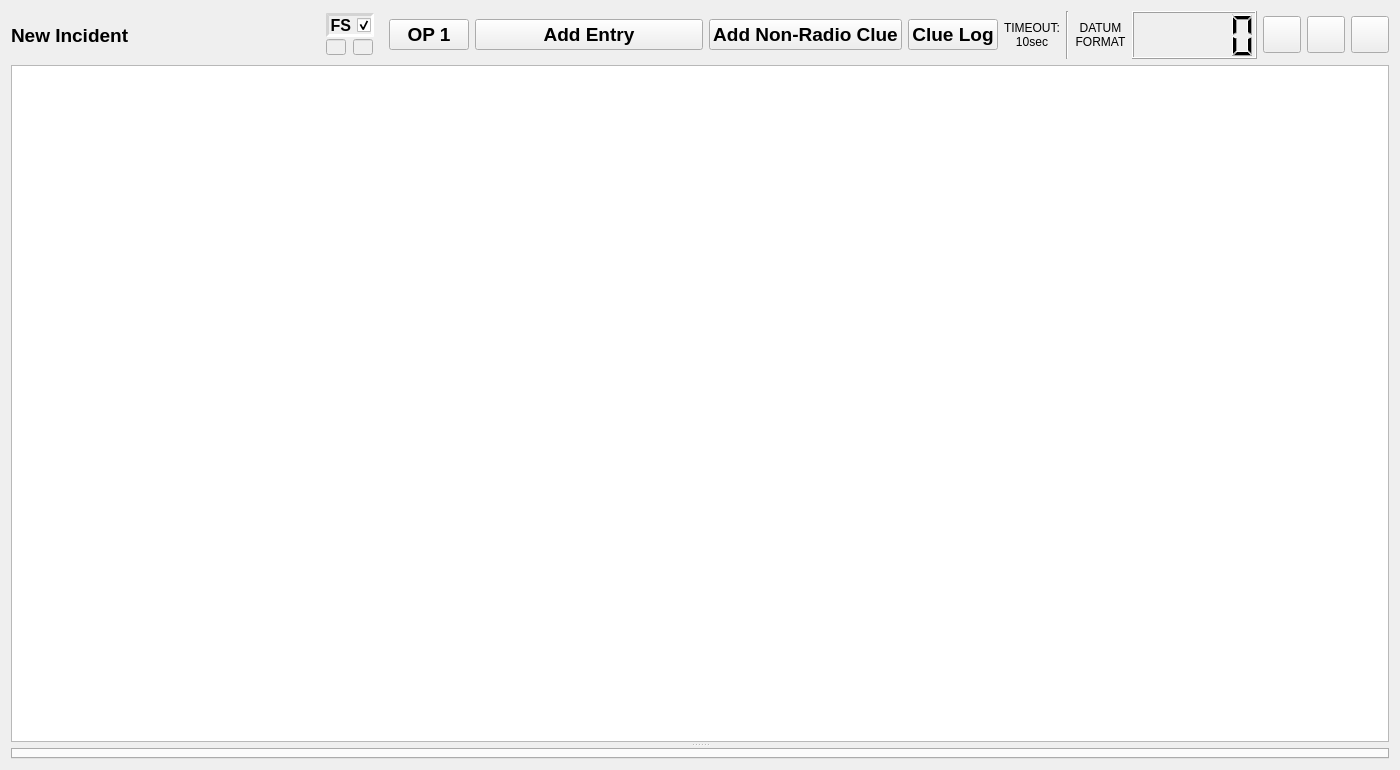
Before: the Qt Designer form radiolog.ui in ncssar/radiolog, drawn with Qt 5.
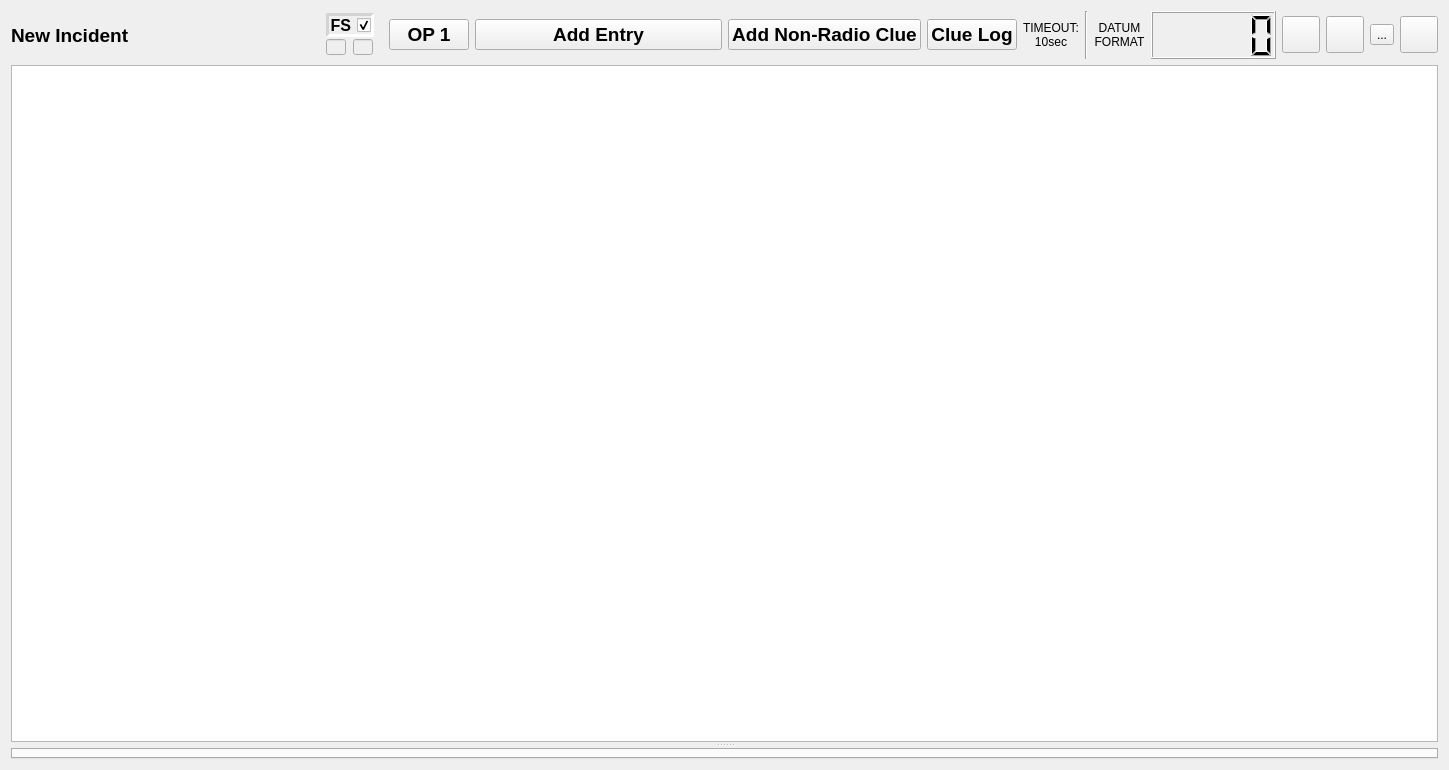
After: the same form once the commit is applied. Icons and pictures are not drawn.

Commit message: Fleetsync filter work so far

What changed in the file:
```diff
--- a/radiolog.ui
+++ b/radiolog.ui
@@ -6,7 +6,7 @@
    <rect>
     <x>0</x>
     <y>0</y>
-    <width>1400</width>
+    <width>1449</width>
     <height>770</height>
    </rect>
   </property>
@@ -15,7 +15,7 @@
   </property>
   <layout class="QGridLayout" name="gridLayout_2">
    <item row="0" column="0">
-    <layout class="QHBoxLayout" name="horizontalLayout">
+    <layout class="QHBoxLayout" name="horizontalLayout" stretch="0,0,0,0,0,0,0,0,0,0,0,0,0,0">
      <item>
       <widget class="QLabel" name="incidentNameLabel">
        <property name="sizePolicy">
@@ -370,6 +370,23 @@
        </property>
       </widget>
      </item>
+     <item>
+      <widget class="QToolButton" name="fsFilterButton">
+       <property name="text">
+        <string>...</string>
+       </property>
+       <property name="icon">
+        <iconset resource="radiolog_ui.qrc">
+         <normaloff>:/radiolog_ui/empty_filter.png</normaloff>:/radiolog_ui/empty_filter.png</iconset>
+       </property>
+       <property name="iconSize">
+        <size>
+         <width>30</width>
+         <height>30</height>
+        </size>
+       </property>
+      </widget>
+     </item>
      <item>
       <widget class="QToolButton" name="printButton">
        <property name="sizePolicy">
```
The commit also changes 8 other files.
